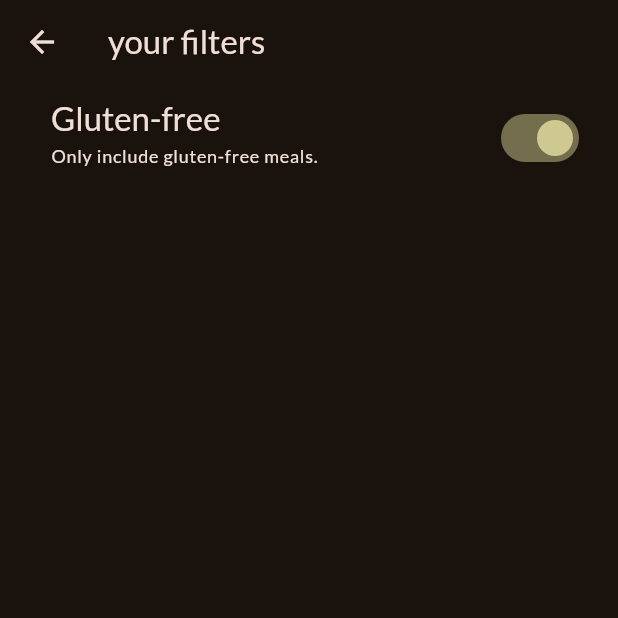
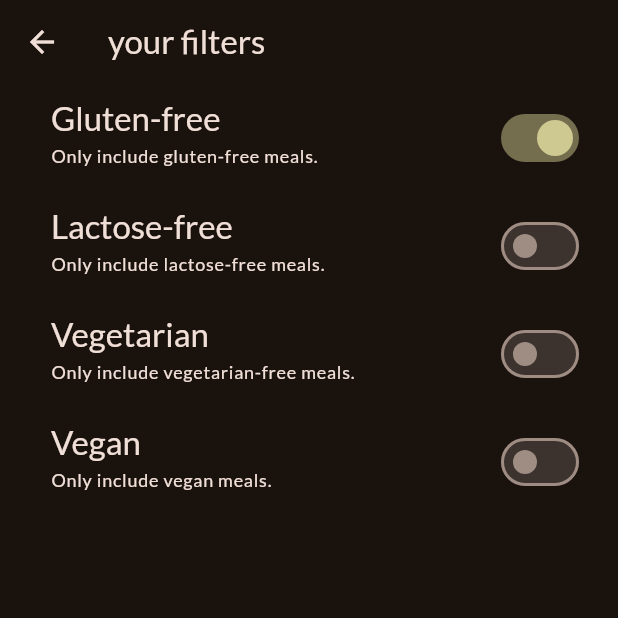
Before and after one commit to RudikMamyan/flutter, a Flutter app: the FiltersScreen screen opened directly, after a tap on "Gluten-free", on a phone screen of 412 x 824 dp, the top half of it. Run offline on Flutter 3.47's test engine with Material 3 defaults, Android fonts, the phone set to English and light mode, and no system bars; our stand-ins replace flutter_riverpod, google_fonts, transparent_image.

```diff
--- /dev/null
+++ b/lib/providers/favorites_provider.dart
@@ -0,0 +1,46 @@
+import "package:flutter_riverpod/flutter_riverpod.dart";
+import "package:meals/models/meal.dart";
+import "package:meals/providers/filters_provider.dart";
+import "package:meals/providers/meals_provider.dart";
+
+class FavoriteMealsNotifier extends StateNotifier<List<Meal>> {
+  FavoriteMealsNotifier() : super([]);
+
+  bool toggleMealFavoriteStatus(Meal meal) {
+    final mealIsFavorite = state.contains(meal);
+
+    if (mealIsFavorite) {
+      state = state.where((m) => m.id != meal.id).toList();
+      return false;
+    } else {
+      state = [...state, meal];
+      return true;
+    }
+  }
+}
+
+final favoriteMealsProvider =
+    StateNotifierProvider<FavoriteMealsNotifier, List<Meal>>((ref) {
+  return FavoriteMealsNotifier();
+});
+
+final filteredMealsProvider = Provider((ref) {
+  final meals = ref.watch(mealsProvider);
+  final activeFilters = ref.watch(filtersProvider);
+
+  return meals.where((meal) {
+    if (activeFilters[Filter.glutenfree]! && !meal.isGlutenFree) {
+      return false;
+    }
+    if (activeFilters[Filter.lactoseFree]! && !meal.isLactoseFree) {
+      return false;
+    }
+    if (activeFilters[Filter.vegetarian]! && !meal.isVegetarian) {
+      return false;
+    }
+    if (activeFilters[Filter.vegan]! && !meal.isVegan) {
+      return false;
+    }
+    return true;
+  }).toList();
+});
--- /dev/null
+++ b/lib/providers/filters_provider.dart
@@ -0,0 +1,34 @@
+import 'package:flutter_riverpod/flutter_riverpod.dart';
+
+enum Filter {
+  glutenfree,
+  lactoseFree,
+  vegetarian,
+  vegan,
+}
+
+class FiltersNotifier extends StateNotifier<Map<Filter, bool>> {
+  FiltersNotifier()
+      : super({
+          Filter.glutenfree: false,
+          Filter.lactoseFree: false,
+          Filter.vegetarian: false,
+          Filter.vegan: false,
+        });
+
+  void setFilters(Map<Filter, bool> chosenFilters) {
+    state = chosenFilters;
+  }
+
+  void setFilter(Filter filter, bool isActive) {
+    // state[filter] = isActive;
+    state = {
+      ...state,
+      filter: isActive,
+    };
+  }
+}
+
+final filtersProvider =
+    StateNotifierProvider<FiltersNotifier, Map<Filter, bool>>(
+        (ref) => FiltersNotifier());
--- /dev/null
+++ b/lib/providers/meals_provider.dart
@@ -0,0 +1,6 @@
+import 'package:flutter_riverpod/flutter_riverpod.dart';
+import 'package:meals/data/dummy_data.dart';
+
+final mealsProvider = Provider((ref) {
+  return dummyMeals;
+});
--- a/lib/screens/filters.dart
+++ b/lib/screens/filters.dart
@@ -1,29 +1,28 @@
 import 'package:flutter/material.dart';
+import 'package:flutter_riverpod/flutter_riverpod.dart';
+// import 'package:meals/screens/tabs.dart';
+// import 'package:meals/widgets/main_drawer.dart';
+import 'package:meals/providers/filters_provider.dart';
 
-class FiltersScreen extends StatefulWidget {
+class FiltersScreen extends ConsumerWidget {
   const FiltersScreen({super.key});
 
   @override
-  State<StatefulWidget> createState() {
-    return _FiltersScreenState();
-  }
-}
+  Widget build(BuildContext context, WidgetRef ref) {
+    final activeFilters = ref.watch(filtersProvider);
 
-class _FiltersScreenState extends State<FiltersScreen> {
-  var _glutenFreeFilterSet = false;
-
-  @override
-  Widget build(BuildContext context) {
     return Scaffold(
       appBar: AppBar(
         title: const Text('your filters'),
       ),
-      body: SwitchListTile(
-        value: _glutenFreeFilterSet,
+      body: Column(
+        children: [
+          SwitchListTile(
+            value: activeFilters[Filter.glutenfree]!,
             onChanged: (isChecked) {
-          setState(() {
-            _glutenFreeFilterSet = isChecked;
-          });
+              ref
+                  .read(filtersProvider.notifier)
+                  .setFilter(Filter.glutenfree, isChecked);
             },
             title: Text('Gluten-free',
                 style: Theme.of(context).textTheme.titleLarge!.copyWith(
@@ -38,6 +37,68 @@ class _FiltersScreenState extends State<FiltersScreen> {
             activeColor: Theme.of(context).colorScheme.tertiary,
             contentPadding: const EdgeInsets.only(left: 34, right: 22),
           ),
+          SwitchListTile(
+            value: activeFilters[Filter.lactoseFree]!,
+            onChanged: (isChecked) {
+              ref
+                  .read(filtersProvider.notifier)
+                  .setFilter(Filter.lactoseFree, isChecked);
+            },
+            title: Text('Lactose-free',
+                style: Theme.of(context).textTheme.titleLarge!.copyWith(
+                      color: Theme.of(context).colorScheme.onBackground,
+                    )),
+            subtitle: Text(
+              'Only include lactose-free meals.',
+              style: Theme.of(context).textTheme.labelMedium!.copyWith(
+                    color: Theme.of(context).colorScheme.onBackground,
+                  ),
+            ),
+            activeColor: Theme.of(context).colorScheme.tertiary,
+            contentPadding: const EdgeInsets.only(left: 34, right: 22),
+          ),
+          SwitchListTile(
+            value: activeFilters[Filter.vegetarian]!,
+            onChanged: (isChecked) {
+              ref
+                  .read(filtersProvider.notifier)
+                  .setFilter(Filter.vegetarian, isChecked);
+            },
+            title: Text('Vegetarian',
+                style: Theme.of(context).textTheme.titleLarge!.copyWith(
+                      color: Theme.of(context).colorScheme.onBackground,
+                    )),
+            subtitle: Text(
+              'Only include vegetarian-free meals.',
+              style: Theme.of(context).textTheme.labelMedium!.copyWith(
+                    color: Theme.of(context).colorScheme.onBackground,
+                  ),
+            ),
+            activeColor: Theme.of(context).colorScheme.tertiary,
+            contentPadding: const EdgeInsets.only(left: 34, right: 22),
+          ),
+          SwitchListTile(
+            value: activeFilters[Filter.vegan]!,
+            onChanged: (isChecked) {
+              ref
+                  .read(filtersProvider.notifier)
+                  .setFilter(Filter.vegan, isChecked);
+            },
+            title: Text('Vegan',
+                style: Theme.of(context).textTheme.titleLarge!.copyWith(
+                      color: Theme.of(context).colorScheme.onBackground,
+                    )),
+            subtitle: Text(
+              'Only include vegan meals.',
+              style: Theme.of(context).textTheme.labelMedium!.copyWith(
+                    color: Theme.of(context).colorScheme.onBackground,
+                  ),
+            ),
+            activeColor: Theme.of(context).colorScheme.tertiary,
+            contentPadding: const EdgeInsets.only(left: 34, right: 22),
+          ),
+        ],
+      ),
     );
   }
 }
--- a/lib/screens/meals.dart
+++ b/lib/screens/meals.dart
@@ -8,19 +8,16 @@ class MealsScreen extends StatelessWidget {
     super.key,
     this.title,
     required this.meals,
-    required this.onToggleFavorite,
   });
 
   final String? title;
   final List<Meal> meals;
-  final void Function(Meal meal) onToggleFavorite;
 
   void selectMeal(BuildContext context, Meal meal) {
     Navigator.of(context).push(
       MaterialPageRoute(
         builder: (ctx) => MealDetailsScreen(
           meal: meal,
-          onToggleFavorite: onToggleFavorite,
         ),
       ),
     );
--- a/pubspec.yaml
+++ b/pubspec.yaml
@@ -37,6 +37,7 @@ dependencies:
   cupertino_icons: ^1.0.6
   google_fonts: ^6.2.0
   transparent_image: ^2.0.1
+  flutter_riverpod: ^2.5.1
 
 dev_dependencies:
   flutter_test:
```
Also changed, not shown: lib/main.dart (+6 -2 lines), lib/screens/categories.dart (+6 -4 lines), lib/screens/meal_details.dart (+20 -6 lines), lib/screens/tabs.dart (+27 -37 lines), pubspec.lock. Lines whose indentation alone changed are shown as unchanged.
